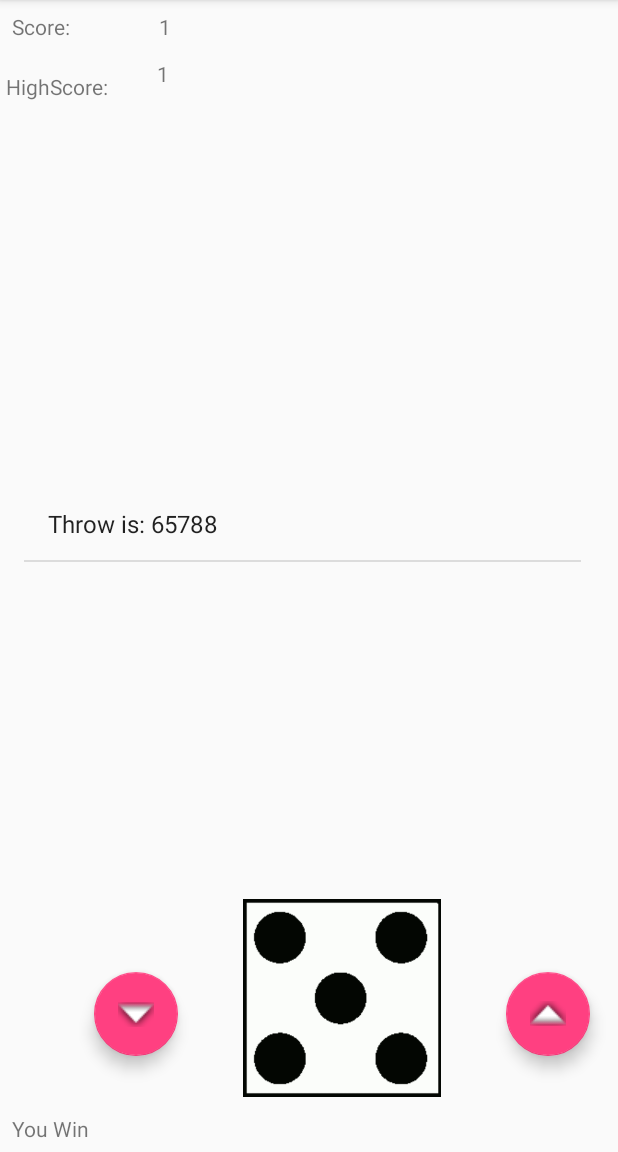
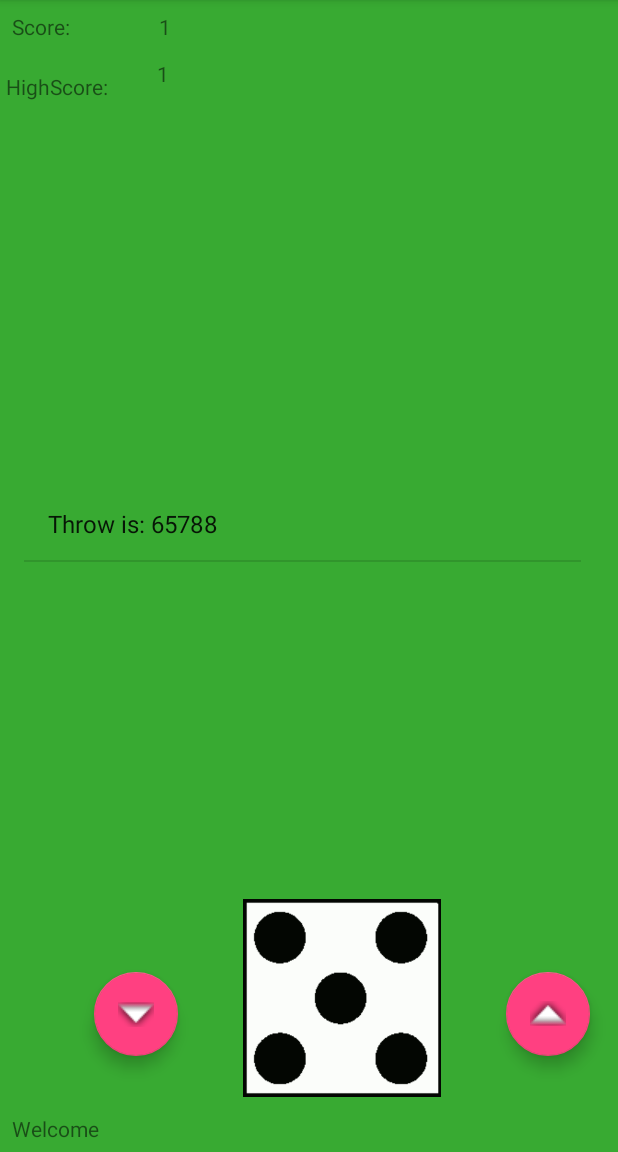
Before and after one commit to NickBakker98/HigherLowerapp, an Android app: the screen it shows after launch (HigherLowerActivity), after a tap on an icon or button, on a phone screen of 412 x 824 dp, the part 84-1236 px from its top. Run offline under Robolectric (Android 15) with nearby library versions, the phone set to English and light mode, and no system bars.

Commit message:
Notes and stuff

```diff
--- a/app/src/main/AndroidManifest.xml
+++ b/app/src/main/AndroidManifest.xml
@@ -4,7 +4,7 @@
 
     <application
         android:allowBackup="true"
-        android:icon="@mipmap/ic_launcher"
+        android:icon="@mipmap/dice_image"
         android:label="@string/app_name"
         android:roundIcon="@mipmap/ic_launcher_round"
         android:supportsRtl="true"
--- a/app/src/main/java/com/example/nick0/higher_lowerapp/HigherLowerActivity.java
+++ b/app/src/main/java/com/example/nick0/higher_lowerapp/HigherLowerActivity.java
@@ -34,10 +34,11 @@ public class HigherLowerActivity extends AppCompatActivity {
     private TextView mWinLose;
     private int score;
     private int highscore;
-    private long filthyHack;
+    private long weird;
 
     Random r;
 
+    //Add a method which updates the User Interface.
     private void updateUI() {
         if (mAdapter == null) {
             mAdapter = new ArrayAdapter<>(this, android.R.layout.simple_list_item_1, mThrows);
@@ -79,18 +80,18 @@ public class HigherLowerActivity extends AppCompatActivity {
                     lastScore = (int) mImageNames[r.nextInt(mImageNames.length)];
                 } while (lastScore == previousScore);
                 //Display message which number was last thrown.
-                filthyHack = (long) lastScore - 2131165275;
-                mThrows.add("Throw is: " + String.valueOf(filthyHack));
+                weird = (long) lastScore - 2131165275;
+                mThrows.add("Throw is: " + String.valueOf(weird));
                 mDiceImage.setImageResource(lastScore);
                 //Check with if-else statement if you won or lost. In case of a win, you get a point
                 if (lastScore < previousScore) {
-                    mWinLose.setText("You Win");
+                    mWinLose.getResources().getString(R.string.Win);
                     score++;
                     if (score > highscore)
                         highscore = score;
                 }
                 else {
-                    mWinLose.setText("You Lose");
+                    mWinLose.getResources().getString(R.string.Lose);
                     score = 0;
                 }
                 previousScore = lastScore;
@@ -109,19 +110,19 @@ public class HigherLowerActivity extends AppCompatActivity {
                   //Random image from dice images will be generated
                     lastScore = (int) mImageNames[r.nextInt(mImageNames.length)];
                 } while (lastScore == previousScore);
-                filthyHack = (long) lastScore - 2131165275;
-                mThrows.add("Throw is: " + String.valueOf(filthyHack));
+                weird = (long) lastScore - 2131165275;
+                mThrows.add("Throw is: " + String.valueOf(weird));
                 mDiceImage.setImageResource(lastScore);
+
                 //Check with if-else statement if you won or lost. In case of a win, you get a point
-
                 if (lastScore > previousScore) {
-                    mWinLose.setText("You Win");
+                    mWinLose.getResources().getString(R.string.Win);
                     score++;
                     if (score > highscore)
                         highscore = score;
                 }
                 else {
-                    mWinLose.setText("You Lose");
+                    mWinLose.getResources().getString(R.string.Lose);
                     score = 0;
                 }
                 previousScore = lastScore;
--- a/app/src/main/res/layout/activity_higher_lower.xml
+++ b/app/src/main/res/layout/activity_higher_lower.xml
@@ -4,7 +4,8 @@
     xmlns:tools="http://schemas.android.com/tools"
     android:layout_width="match_parent"
     android:layout_height="match_parent"
-    tools:context=".HigherLowerActivity">
+    tools:context=".HigherLowerActivity"
+    android:background="@color/Background">
 
     <ListView
         android:id="@+id/score_list"
@@ -64,7 +65,7 @@
         android:layout_height="32dp"
         android:layout_marginStart="8dp"
         android:layout_marginTop="8dp"
-        android:text="Score:"
+        android:text="@string/Score"
         app:layout_constraintStart_toStartOf="parent"
         app:layout_constraintTop_toTopOf="parent" />
 
@@ -75,7 +76,7 @@
         android:layout_marginBottom="8dp"
         android:layout_marginStart="4dp"
         android:layout_marginTop="8dp"
-        android:text="HighScore:"
+        android:text="@string/HighScore"
         app:layout_constraintBottom_toTopOf="@+id/score_list"
         app:layout_constraintStart_toStartOf="parent"
         app:layout_constraintTop_toBottomOf="@+id/Score_text"
@@ -113,7 +114,7 @@
         android:layout_height="17dp"
         android:layout_marginBottom="8dp"
         android:layout_marginStart="8dp"
-        android:text="Welcome"
+        android:text="@string/Welcome"
         app:layout_constraintBottom_toBottomOf="parent"
         app:layout_constraintStart_toStartOf="parent" />
 
--- a/app/src/main/res/values/colors.xml
+++ b/app/src/main/res/values/colors.xml
@@ -3,4 +3,5 @@
     <color name="colorPrimary">#5eb53f</color>
     <color name="colorPrimaryDark">#349f30</color>
     <color name="colorAccent">#FF4081</color>
+    <color name="Background">#38aa32</color>
 </resources>
--- a/app/src/main/res/values/strings.xml
+++ b/app/src/main/res/values/strings.xml
@@ -1,3 +1,8 @@
 <resources>
     <string name="app_name">Higher - Lower app</string>
+    <string name="Score">Score:</string>
+    <string name="HighScore">HighScore:</string>
+    <string name="Win">You Win</string>
+    <string name="Lose">You Lose</string>
+    <string name="Welcome">Welcome</string>
 </resources>
```
